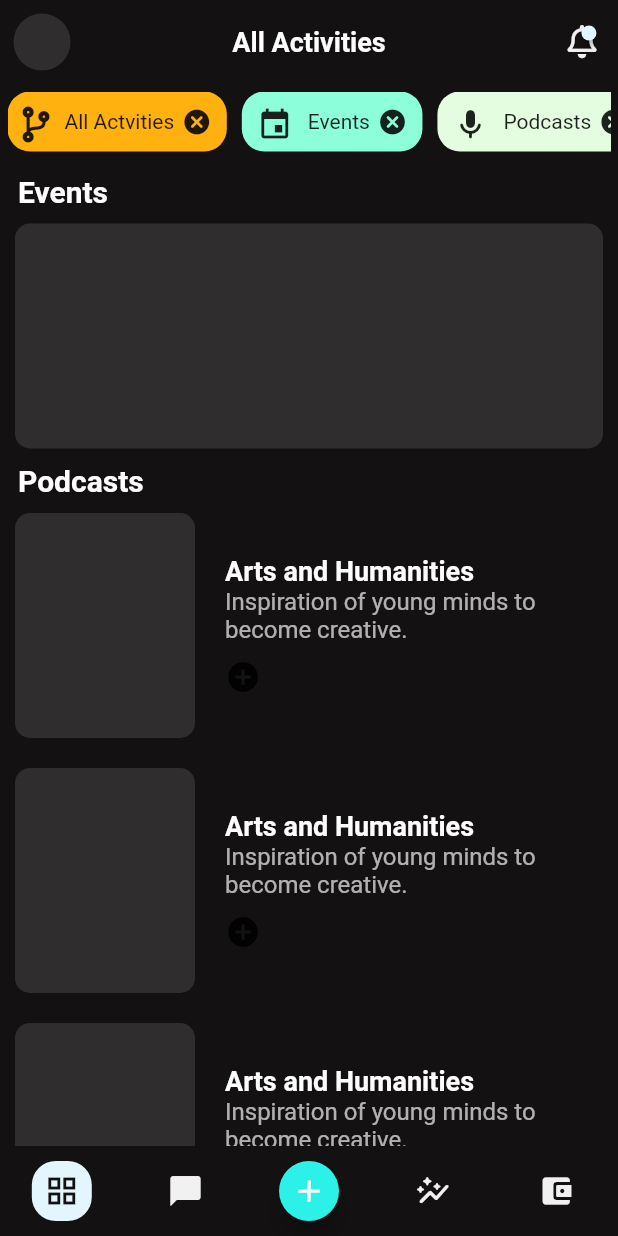
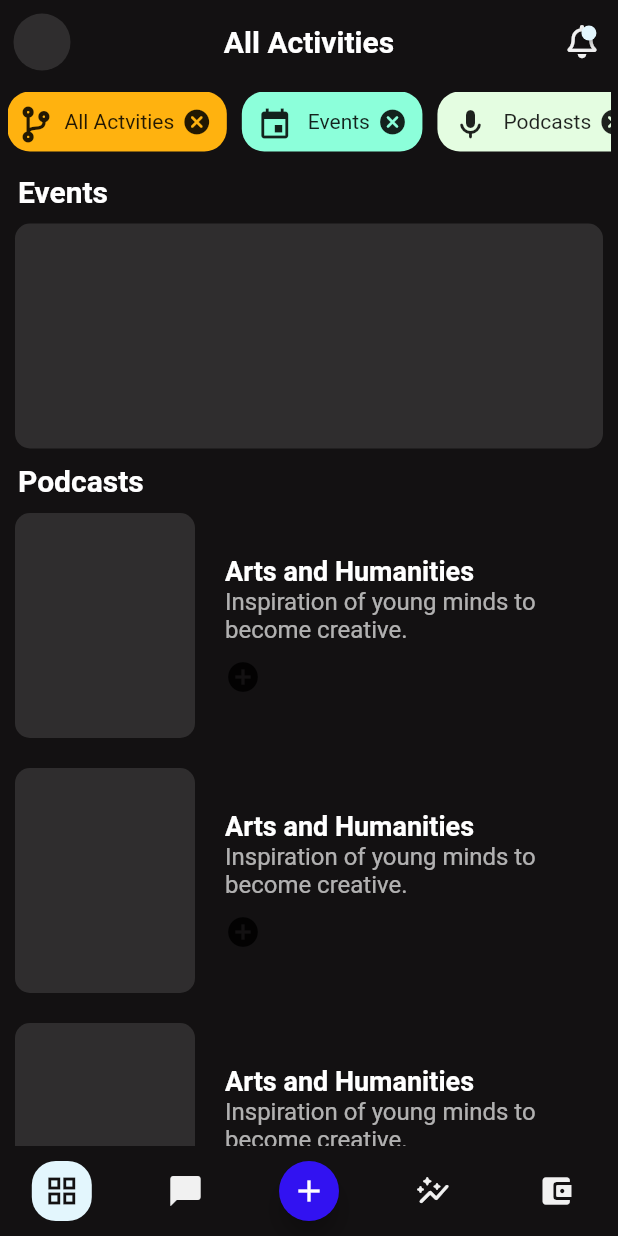
Before and after one commit to DARLINGTON-CG/DEVMET, a Flutter app: the screen it shows once a user with an empty profile is signed in, on a phone screen of 412 x 824 dp. Run offline on Flutter 3.47's test engine with Material 2 defaults, Android fonts, the light colour scheme and no system bars; drawn by our look-alikes of badges; our stand-ins replace bloc, equatable, firebase_auth, firebase_core, flutter_bloc, font_awesome_flutter and 3 more; accounts and stored records are empty; Roboto replaces fonts that are missing (Alegreya).

```diff
--- a/devmet/lib/main.dart
+++ b/devmet/lib/main.dart
@@ -2,6 +2,7 @@ import 'package:flutter/material.dart';
 import 'package:firebase_core/firebase_core.dart';
 import 'package:flutter/services.dart';
 import 'package:flutter_bloc/flutter_bloc.dart';
+import 'package:google_fonts/google_fonts.dart';
 
 import 'bloc/app_bloc/app_bloc.dart';
 import 'bloc/app_bloc/app_bloc_observer.dart';
@@ -63,7 +64,23 @@ class AppView extends StatelessWidget {
     return MaterialApp(
         title: 'Meet',
         debugShowCheckedModeBanner: false,
-        theme: ThemeData(),
+        theme: ThemeData(
+          appBarTheme: AppBarTheme(
+              backgroundColor: const Color(0xFF131112),
+              actionsIconTheme:
+                  const IconThemeData(color: Color(0xFFf1f1f1), size: 22),
+              titleTextStyle: GoogleFonts.alegreya(
+                  fontSize: 20, fontWeight: FontWeight.bold)),
+          scaffoldBackgroundColor: const Color(0xFF131112),
+          androidOverscrollIndicator: AndroidOverscrollIndicator.stretch,
+          navigationBarTheme: const NavigationBarThemeData(
+            backgroundColor: Color(0xFF131112),
+            indicatorColor: Colors.transparent,
+           labelBehavior: NavigationDestinationLabelBehavior.alwaysHide,
+           height: 60
+
+          ),
+        ),
         home: _status == AppStatus.authenticated
             ? const HomePage()
             : const AuthPage());
--- a/devmet/lib/presentation/home/pages/homepage.dart
+++ b/devmet/lib/presentation/home/pages/homepage.dart
@@ -1,6 +1,3 @@
-import 'package:devmet/presentation/anim/route_anim/slide_up.dart';
-import 'package:devmet/presentation/home/widgets/custom.dart';
-import 'package:devmet/presentation/profile/pages/profile_page.dart';
 import 'package:flutter/material.dart';
 import 'package:google_fonts/google_fonts.dart';
 import 'package:flutter_bloc/flutter_bloc.dart';
@@ -8,6 +5,9 @@ import 'package:badges/badges.dart';
 import 'package:font_awesome_flutter/font_awesome_flutter.dart';
 
 import '../../../bloc/app_bloc/app_bloc.dart';
+import '../../anim/route_anim/slide_up.dart';
+import '../widgets/navigation_bar_item.dart';
+import '../../profile/pages/profile_page.dart';
 
 class HomePage extends StatefulWidget {
   const HomePage({Key? key}) : super(key: key);
@@ -17,8 +17,6 @@ class HomePage extends StatefulWidget {
 }
 
 class _HomePageState extends State<HomePage> {
-  late Animation<double> animation;
-
   final GlobalKey<ScaffoldState> _scaffoldKey = GlobalKey<ScaffoldState>();
 
   int index = 0;
@@ -27,160 +25,10 @@ class _HomePageState extends State<HomePage> {
   Widget build(BuildContext context) {
     return Scaffold(
       key: _scaffoldKey,
-      backgroundColor: const Color(0xFF131112),
-      extendBody: false,
-      resizeToAvoidBottomInset: false,
-      bottomNavigationBar: NavigationBarTheme(
-        data: const NavigationBarThemeData(
-          backgroundColor: Color(0xFF131112),
-          indicatorColor: Colors.transparent,
-        ),
-        child: NavigationBar(
-          selectedIndex: index,
-          onDestinationSelected: (int selected) {
-            setState(() {
-              index = selected;
-            });
-          },
-          labelBehavior: NavigationDestinationLabelBehavior.alwaysHide,
-          destinations: [
-            Stack(
-              children: [
-                Center(
-                  child: AnimatedOpacity(
-                    opacity: index == 0 ? 1 : 0,
-                    curve: Curves.easeInOut,
-                    duration: const Duration(milliseconds: 600),
-                    child: Container(
-                      width: 40,
-                      height: 40,
-                      decoration: BoxDecoration(
-                          color: const Color(0xFFE3F6FD),
-                          borderRadius: BorderRadius.circular(16)),
-                    ),
-                  ),
-                ),
-                const NavigationDestination(
-                  icon: Icon(
-                    Icons.grid_view,
-                    color: Color(0xFFF1F1F1),
-                  ),
-                  label: "",
-                  selectedIcon: Icon(
-                    Icons.grid_view,
-                    color: Color(0xFF131112),
-                  ),
-                ),
-              ],
-            ),
-            Stack(
-              children: [
-                Center(
-                  child: AnimatedOpacity(
-                    opacity: index == 1 ? 1 : 0,
-                    curve: Curves.easeInOut,
-                    duration: const Duration(milliseconds: 600),
-                    child: Container(
-                      width: 40,
-                      height: 40,
-                      decoration: BoxDecoration(
-                          color: const Color(0xFFE3F6FD),
-                          borderRadius: BorderRadius.circular(16)),
-                    ),
-                  ),
-                ),
-                const NavigationDestination(
-                  icon: Icon(
-                    Icons.chat_bubble_rounded,
-                    color: Color(0xFFF1F1F1),
-                  ),
-                  label: "",
-                  selectedIcon: Icon(
-                    Icons.chat_bubble_rounded,
-                    color: Color(0xFF131112),
-                  ),
-                ),
-              ],
-            ),
-            FloatingActionButton.small(
-              key: UniqueKey(),
-              onPressed: () {},
-              child: const Icon(
-                Icons.add,
-              ),
-              backgroundColor: const Color.fromARGB(255, 43, 241, 232),
-            ),
-            Stack(
-              children: [
-                Center(
-                  child: AnimatedOpacity(
-                    opacity: index == 3 ? 1 : 0,
-                    duration: const Duration(milliseconds: 600),
-                    curve: Curves.easeInOut,
-                    child: Container(
-                      width: 40,
-                      height: 40,
-                      decoration: BoxDecoration(
-                          color: const Color(0xFFE3F6FD),
-                          borderRadius: BorderRadius.circular(16)),
-                    ),
-                  ),
-                ),
-                const NavigationDestination(
-                  icon: Icon(
-                    Icons.auto_graph_rounded,
-                    color: Color(0xFFF1F1F1),
-                  ),
-                  label: "",
-                  selectedIcon: Icon(
-                    Icons.auto_graph_rounded,
-                    color: Color(0xFF131112),
-                  ),
-                ),
-              ],
-            ),
-            Stack(
-              children: [
-                Center(
-                  child: AnimatedOpacity(
-                    opacity: index == 4 ? 1 : 0,
-                    duration: const Duration(milliseconds: 600),
-                    curve: Curves.easeInOut,
-                    child: Container(
-                      width: 40,
-                      height: 40,
-                      decoration: BoxDecoration(
-                          color: const Color(0xFFE3F6FD),
-                          borderRadius: BorderRadius.circular(16)),
-                    ),
-                  ),
-                ),
-                const NavigationDestination(
-                  icon: Icon(
-                    Icons.account_balance_wallet_rounded,
-                    color: Color(0xFFF1F1F1),
-                  ),
-                  label: "",
-                  selectedIcon: Icon(
-                    Icons.account_balance_wallet_rounded,
-                    color: Color(0xFF131112),
-                  ),
-                ),
-              ],
-            ),
-          ],
-          backgroundColor: const Color(0xFF131112),
-          height: 60,
-        ),
-      ),
-      body: CustomScrollView(
-        slivers: [
-          SliverAppBar(
-            backgroundColor: const Color(0xFF131112),
+      appBar: AppBar(
+        title: const Text("All Activities"),
+        elevation: 0.0,
         centerTitle: true,
-            title: Text("All Activities",
-                style: GoogleFonts.alegreya(
-                    fontSize: 18, fontWeight: FontWeight.bold)),
         leading: Center(
           child: GestureDetector(
             onTap: () =>
@@ -189,12 +37,10 @@ class _HomePageState extends State<HomePage> {
               width: 38,
               height: 38,
               decoration: BoxDecoration(
-                      color: Colors.grey.withOpacity(0.2),
-                      shape: BoxShape.circle),
+                  color: Colors.grey.withOpacity(0.2), shape: BoxShape.circle),
             ),
           ),
         ),
-            pinned: true,
         actions: [
           IconButton(
               onPressed: () =>
@@ -206,18 +52,49 @@ class _HomePageState extends State<HomePage> {
                 position: BadgePosition.topEnd(end: 0),
                 child: const FaIcon(
                   FontAwesomeIcons.bell,
-                      size: 22,
-                      color: Color(0xFFf1f1f1),
                 ),
               ))
         ],
       ),
+      resizeToAvoidBottomInset: false,
+      bottomNavigationBar: NavigationBar(
+        selectedIndex: index,
+        onDestinationSelected: (int selected) {
+          setState(() {
+            index = selected;
+          });
+        },
+        destinations: [
+          NavBarItem(
+              label: "Home", iconName: Icons.grid_view, isSelected: index == 0),
+          NavBarItem(
+              label: "Chat",
+              iconName: Icons.chat_bubble_rounded,
+              isSelected: index == 1),
+          FloatingActionButton.small(
+              key: UniqueKey(),
+              onPressed: () {},
+              child: const Icon(
+                Icons.add,
+              ),
+              backgroundColor: const Color(0xFF3212F1)),
+          NavBarItem(
+              label: "Communities",
+              iconName: Icons.auto_graph_rounded,
+              isSelected: index == 3),
+          NavBarItem(
+              label: "Payments",
+              iconName: Icons.account_balance_wallet_rounded,
+              isSelected: index == 4),
+        ],
+      ),
+      body: CustomScrollView(
+        slivers: [
           SliverToBoxAdapter(
             child: Container(
               width: MediaQuery.of(context).size.width,
               height: 50,
               padding: const EdgeInsets.all(5),
-              // color:Colors.red,
               child: ListView(
                 scrollDirection: Axis.horizontal,
                 children: [
--- /dev/null
+++ b/devmet/lib/presentation/home/widgets/navigation_bar_item.dart
@@ -0,0 +1,47 @@
+import 'package:flutter/material.dart';
+
+class NavBarItem extends StatelessWidget {
+  final String label;
+  final IconData iconName;
+  final bool isSelected;
+
+  const NavBarItem(
+      {Key? key,
+      required this.label,
+      required this.iconName,
+      required this.isSelected})
+      : super(key: key);
+
+  @override
+  Widget build(BuildContext context) {
+    return Stack(
+      children: [
+        Center(
+          child: AnimatedOpacity(
+            opacity: isSelected ? 1 : 0,
+            curve: Curves.easeInOut,
+            duration: const Duration(milliseconds: 600),
+            child: Container(
+              width: 40,
+              height: 40,
+              decoration: BoxDecoration(
+                  color: const Color(0xFFE3F6FD),
+                  borderRadius: BorderRadius.circular(16)),
+            ),
+          ),
+        ),
+        NavigationDestination(
+          icon: Icon(
+            iconName,
+            color: const Color(0xFFF1F1F1),
+          ),
+          label: "",
+          selectedIcon: Icon(
+            iconName,
+            color: const Color(0xFF131112),
+          ),
+        ),
+      ],
+    );
+  }
+}
--- a/devmet/pubspec.yaml
+++ b/devmet/pubspec.yaml
@@ -28,6 +28,7 @@ environment:
 # versions available, run `flutter pub outdated`.
 dependencies:
   badges: ^2.0.2
+  cached_network_image: ^3.2.0
   cupertino_icons: ^1.0.2
   equatable: ^2.0.3
   firebase_auth: ^3.3.7
@@ -39,6 +40,7 @@ dependencies:
   formz: ^0.4.1
   google_fonts: ^2.3.1
   google_sign_in: ^5.2.3
+  hive: ^2.0.5
 
 dev_dependencies:
   flutter_launcher_icons: "^0.9.2"
@@ -62,8 +64,8 @@ flutter:
   uses-material-design: true
   # To add assets to your application, add an assets section, like this:
   assets:
-    - assets/images/login_illustration.png
-    - assets/icons/devicon.png
+    - assets/images/
+    - assets/icons/
   # An image asset can refer to one or more resolution-specific "variants", see
   # https://flutter.dev/assets-and-images/#resolution-aware.
   # For details regarding adding assets from package dependencies, see
```
Also changed, not shown: devmet/lib/presentation/home/widgets/custom.dart (deleted, +0 -232 lines), devmet/lib/presentation/profile/pages/profile_page.dart (+10 -14 lines), devmet/pubspec.lock, 28 other files. Lines whose indentation alone changed are shown as unchanged.
